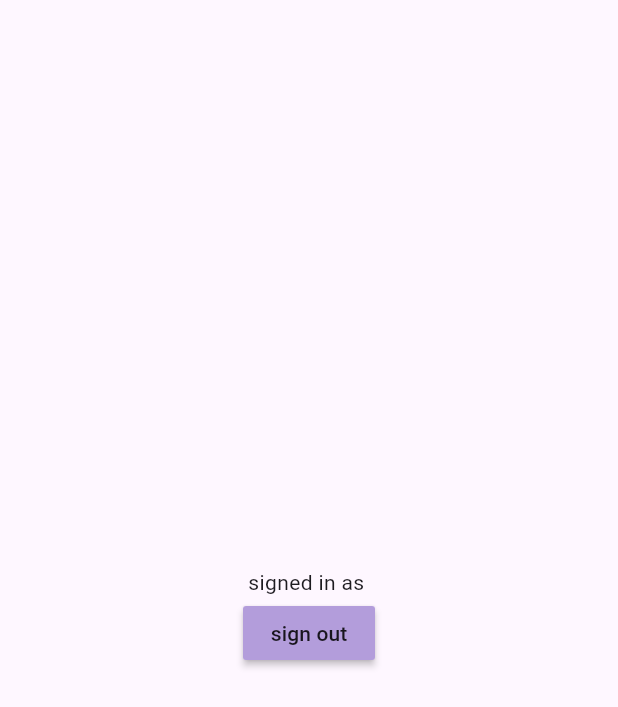
After one commit to nainika0305/Wallet_Watch, a Flutter app: the screen it shows once a user with an empty profile is signed in, after a tap on "sign out", on a phone screen of 412 x 824 dp. The commit adds this screen. Shown: the top 707 px of the screen. Run offline on Flutter 3.47's test engine with Material 3 defaults, Android fonts, the phone set to English and light mode, and no system bars; our stand-ins replace firebase_auth, firebase_core; accounts and stored records are empty; network calls fail.

Commit message:
Working sign in and sign out buttons - basic ui

```diff
--- /dev/null
+++ b/lib/homepage.dart
@@ -0,0 +1,36 @@
+import 'package:firebase_auth/firebase_auth.dart';
+import 'package:firebase_core/firebase_core.dart';
+import 'package:flutter/material.dart';
+import 'package:wallet_watch/login_page.dart';
+
+class Homepage extends StatefulWidget {
+  const Homepage({super.key});
+
+  @override
+  State<Homepage> createState() => _HomepageState();
+}
+
+class _HomepageState extends State<Homepage> {
+  final user = FirebaseAuth.instance.currentUser!;
+  @override
+  Widget build(BuildContext context) {
+    return Scaffold(
+      body: Center(
+        child: Column(
+          mainAxisAlignment: MainAxisAlignment.center,
+          children: [
+            Text('signed in as ' + user.email!),
+            MaterialButton(onPressed: (){
+              FirebaseAuth.instance.signOut();
+            },
+              color: Colors.deepPurple[200],
+              child: Text('sign out'),
+            )
+          ]
+        )
+      )
+
+    );
+
+  }
+}
--- a/lib/login_page.dart
+++ b/lib/login_page.dart
@@ -1,3 +1,4 @@
+import 'package:firebase_auth/firebase_auth.dart';
 import 'package:flutter/material.dart';
 
 class LoginPage extends StatefulWidget {
@@ -8,11 +9,24 @@ class LoginPage extends StatefulWidget {
 }
 
 class LoginPageState extends State<LoginPage> {
-
   //controllers
   final _emailController = TextEditingController();
   final _passwordController = TextEditingController();
 
+  Future signIn() async {
+    await FirebaseAuth.instance.signInWithEmailAndPassword(
+      email: _emailController.text.trim(),
+      password: _passwordController.text.trim(),
+    );
+  }
+
+  @override
+  void dispose()
+  {
+    _emailController.dispose();
+    _passwordController.dispose();
+    super.dispose();
+  }
   @override
   Widget build(BuildContext context) {
     return Scaffold(
@@ -20,7 +34,7 @@ class LoginPageState extends State<LoginPage> {
         body: SafeArea(
             child: Center(
                 child: Column(
-                    children: [
+                    children:                    [
           const SizedBox(height: 50),
           //logo
           const Icon(
@@ -37,12 +51,14 @@ class LoginPageState extends State<LoginPage> {
               )),
           const SizedBox(height: 10),
 
-                  const Text('Welcome back',
+          const Text(
+            'Welcome back',
             style: TextStyle(
               fontSize: 20,
             ),
           ),
           const SizedBox(height: 20),
+
           // email Textfield
           Padding(
             padding: const EdgeInsets.symmetric(horizontal: 25.0),
@@ -55,7 +71,7 @@ class LoginPageState extends State<LoginPage> {
               child: Padding(
                 padding: EdgeInsets.only(left: 20.0),
                 child: TextField(
-                  controller: _emailController,
+                  controller: _emailController, //get input that user inputs
                   decoration: InputDecoration(
                     border: InputBorder.none,
                     hintText: 'Email',
@@ -93,6 +109,8 @@ class LoginPageState extends State<LoginPage> {
           //sign in button
           Padding(
             padding: const EdgeInsets.symmetric(horizontal: 25.0),
+            child: GestureDetector(
+              onTap: signIn,
               child: Container(
               padding: const EdgeInsets.all(20),
               decoration: BoxDecoration(
@@ -111,10 +129,15 @@ class LoginPageState extends State<LoginPage> {
               ),
             ),
           ),
+          ),
               const SizedBox(height: 10),
           // not a member? register now
 
           const Text('Not a member? Register Now!'),
-        ]))));
+        ],
+                ),
+        ),
+    ),
+    );
   }
 }
--- a/lib/main.dart
+++ b/lib/main.dart
@@ -1,6 +1,7 @@
 import 'package:flutter/material.dart';
 import 'package:firebase_core/firebase_core.dart';
 import 'package:wallet_watch/login_page.dart';
+import 'package:wallet_watch/wrapper.dart';
 import 'firebase_options.dart';
 
 void main() async {
@@ -22,7 +23,7 @@ class MyApp extends StatelessWidget {
       theme: ThemeData(
         primarySwatch: Colors.blue,
       ),
-      home: const LoginPage(),
+      home: const Wrapper(),
     );
   }
 }
--- a/lib/wrapper.dart
+++ b/lib/wrapper.dart
@@ -1,13 +1,26 @@
+import 'package:firebase_auth/firebase_auth.dart';
+import 'package:firebase_core/firebase_core.dart';
 import 'package:flutter/material.dart';
-import 'package:wallet_watch/auth/authenticate.dart';
-//import 'package:wallet_watch/hi.dart';
+import 'package:wallet_watch/homepage.dart';
+import 'package:wallet_watch/login_page.dart';
 
 class Wrapper extends StatelessWidget {
   const Wrapper({super.key});
 
   @override
   Widget build(BuildContext context) {
-    //either return login or dashboard
-    return const Auth();
+    return Scaffold(
+        body: StreamBuilder<User?>(
+            stream: FirebaseAuth.instance.authStateChanges(),
+            builder: (context, snapshot) {
+              if (snapshot.hasData) {
+                return Homepage();
+              }
+              else {
+                return LoginPage();
+              }
+            }
+        )
+    );
   }
 }
```
Lines whose indentation alone changed are shown as unchanged.
